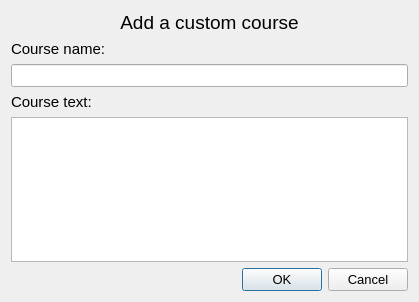
The window that customcoursesadd.ui (Sucharek233/ATFinQt) describes before a commit, drawn with Qt 5.
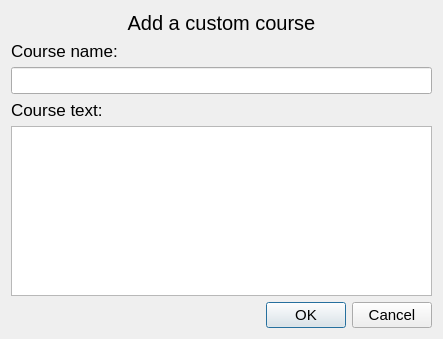
The same window after the commit.

The edit to the form file:
```diff
--- a/customcoursesadd.ui
+++ b/customcoursesadd.ui
@@ -6,8 +6,8 @@
    <rect>
     <x>0</x>
     <y>0</y>
-    <width>419</width>
-    <height>302</height>
+    <width>443</width>
+    <height>339</height>
    </rect>
   </property>
   <property name="windowTitle">
@@ -24,7 +24,7 @@
      </property>
      <property name="font">
       <font>
-       <pointsize>14</pointsize>
+       <pointsize>15</pointsize>
       </font>
      </property>
      <property name="text">
@@ -45,7 +45,7 @@
      </property>
      <property name="font">
       <font>
-       <pointsize>11</pointsize>
+       <pointsize>13</pointsize>
       </font>
      </property>
      <property name="text">
@@ -63,7 +63,7 @@
      </property>
      <property name="font">
       <font>
-       <pointsize>11</pointsize>
+       <pointsize>13</pointsize>
       </font>
      </property>
      <property name="text">
@@ -75,7 +75,7 @@
     <widget class="QTextEdit" name="textEdit_Text">
      <property name="font">
       <font>
-       <pointsize>10</pointsize>
+       <pointsize>12</pointsize>
       </font>
      </property>
     </widget>
@@ -84,7 +84,7 @@
     <widget class="QLineEdit" name="lineEdit_Name">
      <property name="font">
       <font>
-       <pointsize>10</pointsize>
+       <pointsize>12</pointsize>
       </font>
      </property>
     </widget>
@@ -93,7 +93,7 @@
     <widget class="QDialogButtonBox" name="buttonBox">
      <property name="font">
       <font>
-       <pointsize>10</pointsize>
+       <pointsize>11</pointsize>
       </font>
      </property>
      <property name="standardButtons">
```
